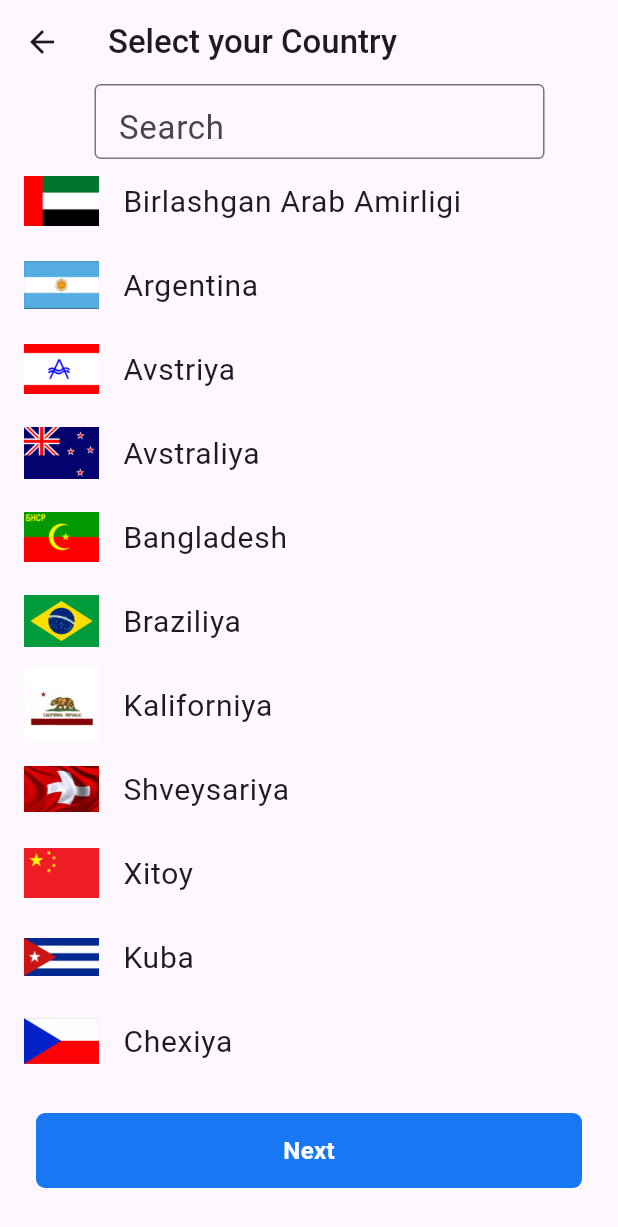
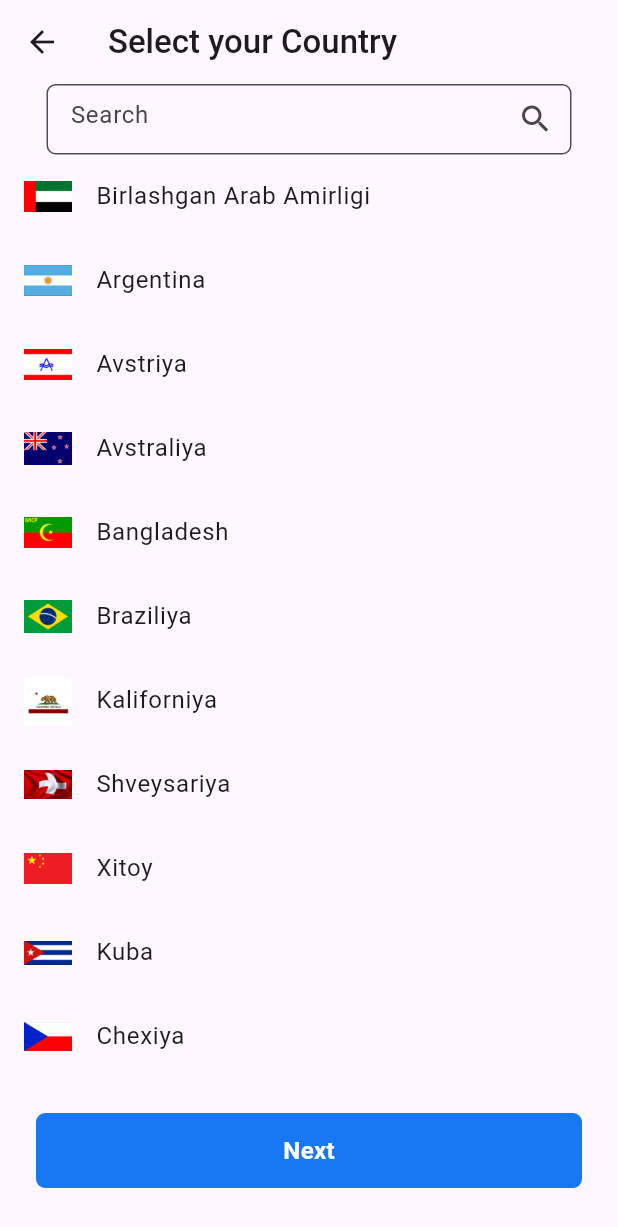
Before and after one commit to Jahongir0203/kakar_news, a Flutter app: the CountryPage screen opened by its route, on a phone screen of 412 x 824 dp. Shown: the top 1227 px of the screen. Run offline on Flutter 3.47's test engine with Material 3 defaults, Android fonts, the light colour scheme and no system bars; our stand-ins replace bloc, dio, faker, flutter_bloc, flutter_blurhash, flutter_svg and 2 more; generated files the repository leaves out were written again.

Commit message:
Merge branch 'master' of https://github.com/Jahongir0203/kakar_news

```diff
--- a/lib/ui/pages/country_page/country_page.dart
+++ b/lib/ui/pages/country_page/country_page.dart
@@ -2,6 +2,7 @@ import 'package:flutter/material.dart';
 import 'package:kakar_news/ui/pages/topics_page/topics_page.dart';
 import 'package:kakar_news/ui/widgets/next_button.dart';
 
+import '../../../data/utils/app_colors.dart';
 import '../../../data/utils/app_png.dart';
 
 class CountryPage extends StatefulWidget {
@@ -120,27 +121,42 @@ class _CountryPageState extends State<CountryPage> {
       ),
       body: Column(
         children: [
-          Padding(
-            padding: const EdgeInsets.only(left: 32.0, right: 18),
-            child: Container(
-              height: 50,
-              width: 300,
-              child: TextField(
-                controller: textEditingController,
-                onChanged: filterCountries,
-                decoration: InputDecoration(
-                  border: OutlineInputBorder(),
-                  hintText: "Search",
-                  hintStyle: TextStyle(fontSize: 22),
-                  suffix: IconButton(
-                    onPressed: () {
-                      // textEditingController.clear();
-                      // filterCountries('');
-                    },
-                    icon: Padding(
-                      padding: const EdgeInsets.only(top: 18.0, bottom: 20),
-                      child: Icon(Icons.search, size: 30),
-                    ),
+          Container(
+            height: 47,
+            width: 350,
+            child: TextField(
+              controller: textEditingController,
+              onChanged: filterCountries,
+              decoration: InputDecoration(
+                hintText: 'Search',
+                suffixIcon: IconButton(
+                  onPressed: () {},
+                  icon: const Icon(
+                    Icons.search,
+                  ),
+                ),
+                border: OutlineInputBorder(
+                  borderRadius: BorderRadius.circular(6),
+                  borderSide: const BorderSide(
+                    color: AppColors.kGreyScale,
+                  ),
+                ),
+                focusedBorder: OutlineInputBorder(
+                  borderRadius: BorderRadius.circular(6),
+                  borderSide: const BorderSide(
+                    color: AppColors.kGreyScale,
+                  ),
+                ),
+                enabledBorder: OutlineInputBorder(
+                  borderRadius: BorderRadius.circular(6),
+                  borderSide: const BorderSide(
+                    color: AppColors.kGreyScale,
+                  ),
+                ),
+                disabledBorder: OutlineInputBorder(
+                  borderRadius: BorderRadius.circular(6),
+                  borderSide: const BorderSide(
+                    color: AppColors.kGreyScale,
                   ),
                 ),
               ),
@@ -159,12 +175,12 @@ class _CountryPageState extends State<CountryPage> {
                     title: Text(
                       filteredCountries[index],
                       style:
-                          TextStyle(fontSize: 20, fontWeight: FontWeight.w400),
+                          TextStyle(fontSize: 16, fontWeight: FontWeight.w400),
                     ),
                     leading: Image.asset(
                       flags[countries.indexOf(filteredCountries[index])],
-                      width: 50,
-                      height: 50,
+                      width: 32,
+                      height: 32,
                     ),
                   ),
                 );
@@ -175,7 +191,8 @@ class _CountryPageState extends State<CountryPage> {
       ),
       bottomNavigationBar: nextButton(context, () {
         Navigator.pushNamed(context, TopicsPage.routeName);
-      }, 32),
+      },
+          32),
     );
   }
 }
```
